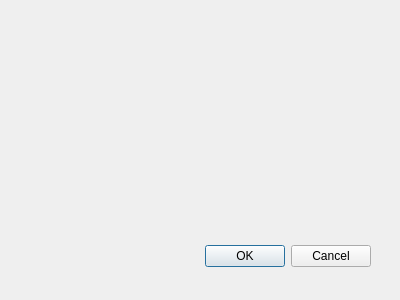
Before: the Qt Designer form howtoplaydialog.ui in MATF-RS19/RS021-the-traveler, drawn with Qt 5.
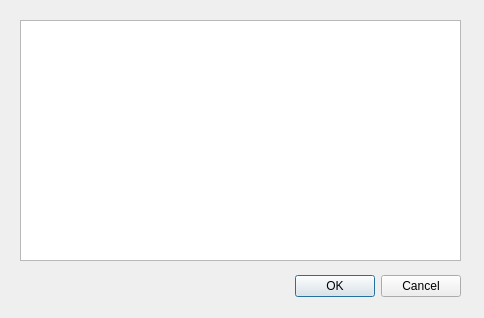
After: the same form once the commit is applied.

```diff
--- a/howtoplaydialog.ui
+++ b/howtoplaydialog.ui
@@ -8,8 +8,8 @@
    <rect>
     <x>0</x>
     <y>0</y>
-    <width>400</width>
-    <height>300</height>
+    <width>484</width>
+    <height>318</height>
    </rect>
   </property>
   <property name="windowTitle">
@@ -18,8 +18,8 @@
   <widget name="buttonBox" class="QDialogButtonBox">
    <property name="geometry">
     <rect>
-     <x>30</x>
-     <y>240</y>
+     <x>120</x>
+     <y>270</y>
      <width>341</width>
      <height>32</height>
     </rect>
@@ -31,6 +31,16 @@
     <set>QDialogButtonBox::Cancel|QDialogButtonBox::Ok</set>
    </property>
   </widget>
+  <widget class="QTextBrowser" name="textBrowser">
+   <property name="geometry">
+    <rect>
+     <x>20</x>
+     <y>20</y>
+     <width>441</width>
+     <height>241</height>
+    </rect>
+   </property>
+  </widget>
  </widget>
  <pixmapfunction/>
  <resources/>
```
Left out of the diff: 9 changed lines with no effect on the pictures.
